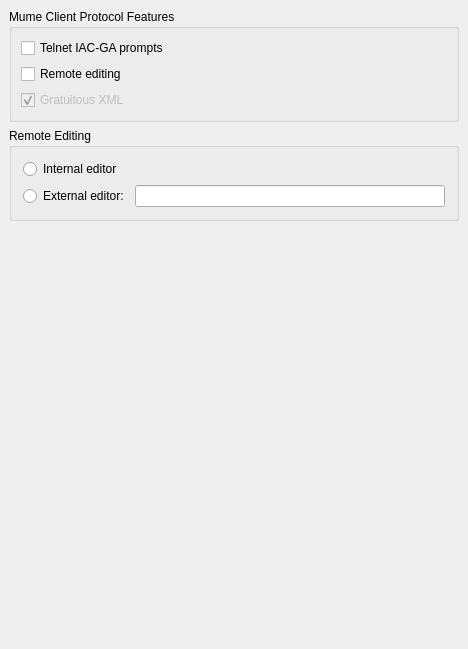
This is src/preferences/mumeprotocolpage.ui in MUME/MMapper as Qt 5 draws it before an edit. The edited form follows.
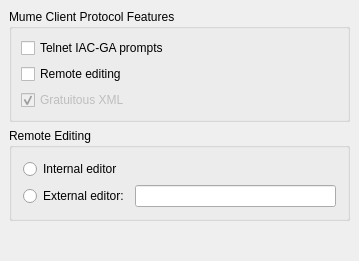
This is the edited form.

Patch:
```diff
--- a/src/preferences/mumeprotocolpage.ui
+++ b/src/preferences/mumeprotocolpage.ui
@@ -2,14 +2,6 @@
 <ui version="4.0">
  <class>MumeProtocolPage</class>
  <widget class="QWidget" name="MumeProtocolPage">
-  <property name="geometry">
-   <rect>
-    <x>0</x>
-    <y>0</y>
-    <width>468</width>
-    <height>649</height>
-   </rect>
-  </property>
   <property name="sizePolicy">
    <sizepolicy hsizetype="Minimum" vsizetype="Minimum">
     <horstretch>0</horstretch>
```
